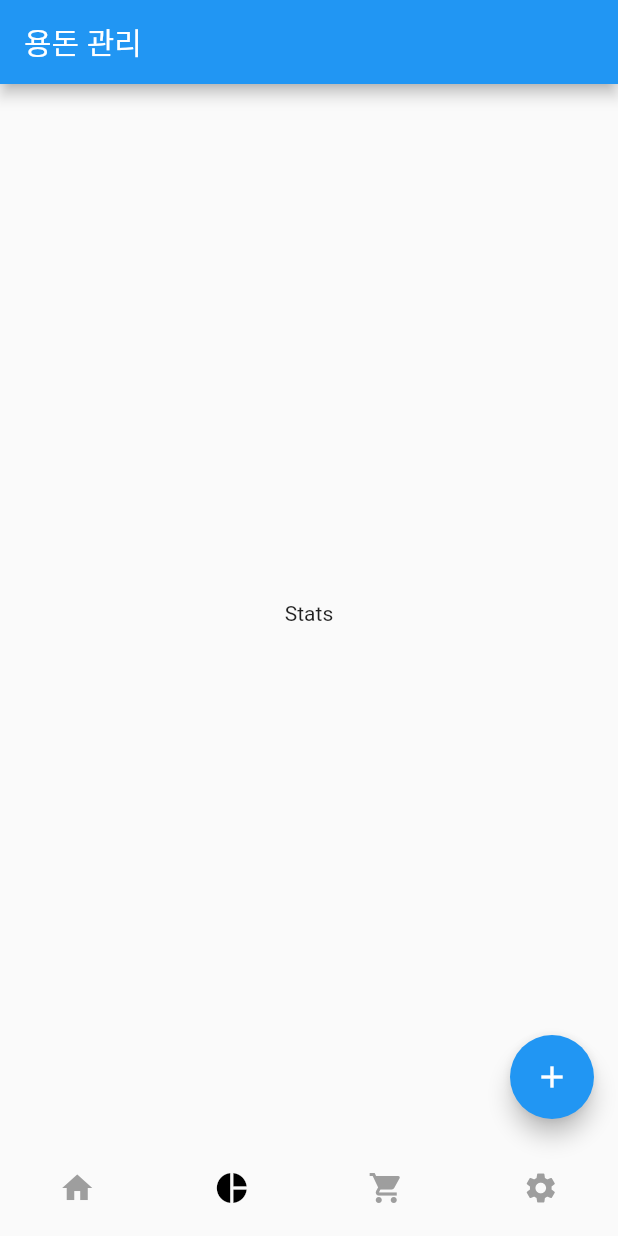
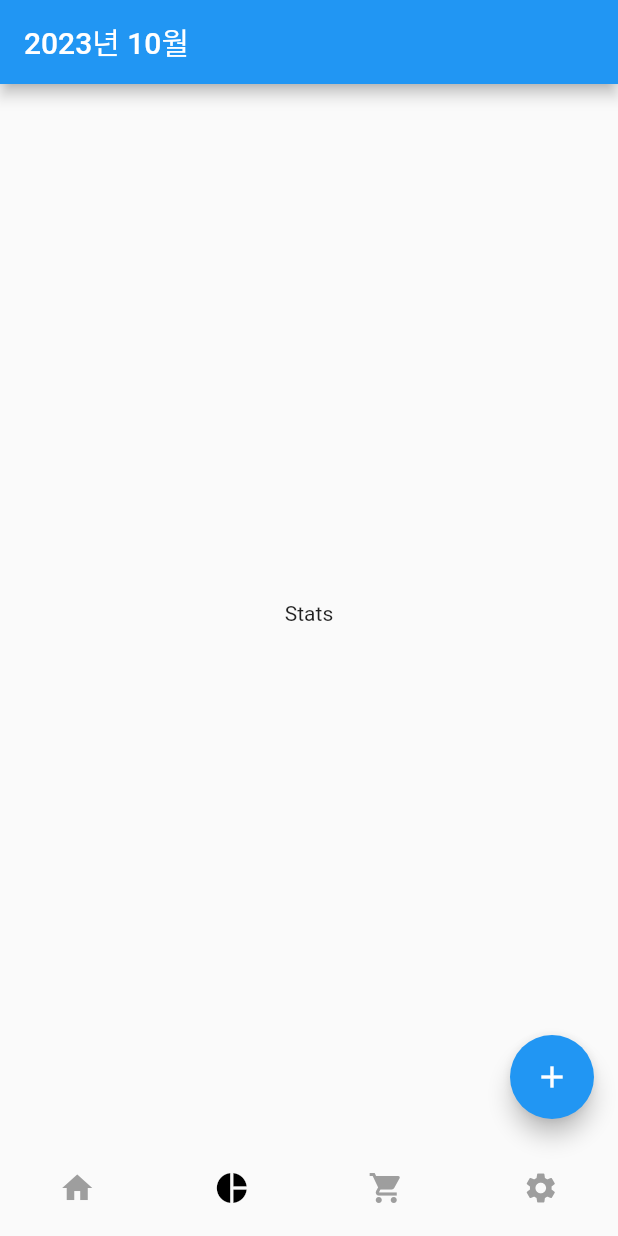
Before and after one commit to tmdeh/pocket-money-management, a Flutter app: the screen it shows after launch, on a phone screen of 412 x 824 dp. Run offline on Flutter 3.47's test engine with Material 2 defaults, Android fonts, the light colour scheme and no system bars.

Commit message:
title 변경

```diff
--- a/lib/main.dart
+++ b/lib/main.dart
@@ -21,11 +21,9 @@ const double iconHeight = 60.0;
 class MyApp extends StatelessWidget {
   const MyApp({super.key});
 
-  // This widget is the root of your application.
   @override
   Widget build(BuildContext context) {
     return MaterialApp(
-      title: 'Flutter Demo',
       initialRoute: '/',
       theme: lightTheme,
       darkTheme: darkTheme,
@@ -36,6 +34,16 @@ class MyApp extends StatelessWidget {
 
 class BottomNavigator extends StatelessWidget {
    BottomNavigator({Key? key}) : super(key: key);
+
+
+   String _getTitle() {
+     DateTime date = DateTime.now();
+
+     int month = date.month;
+     int year = date.year;
+
+     return "$year년 $month월";
+   }
 
   final List<Widget> _widgetOptions = [
     const HomeScreen(),
@@ -72,7 +80,7 @@ class BottomNavigator extends StatelessWidget {
       length: _tabs.length,
       child: Scaffold(
         appBar: AppBar(
-          title: const Text("용돈 관리"),
+          title: Text(_getTitle()),
         ),
         bottomNavigationBar: TabBar(
           tabs: _tabs,
```
